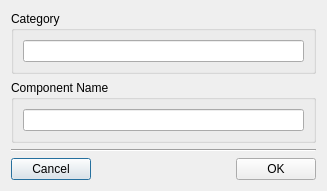
Before: the Qt Designer form ddg/ui/input_dialog.ui in persts/DotDotGoose, drawn with Qt 5.
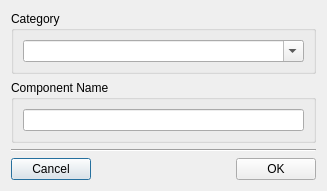
After: the same form once the commit is applied. Icons and pictures are not drawn.

What changed in the file:
```diff
--- a/ddg/ui/input_dialog.ui
+++ b/ddg/ui/input_dialog.ui
@@ -21,7 +21,11 @@
      </property>
      <layout class="QHBoxLayout" name="horizontalLayout">
       <item>
-       <widget class="QLineEdit" name="categoryEdit"/>
+       <widget class="QComboBox" name="categoryBox">
+        <property name="editable">
+         <bool>true</bool>
+        </property>
+       </widget>
       </item>
      </layout>
     </widget>
```
